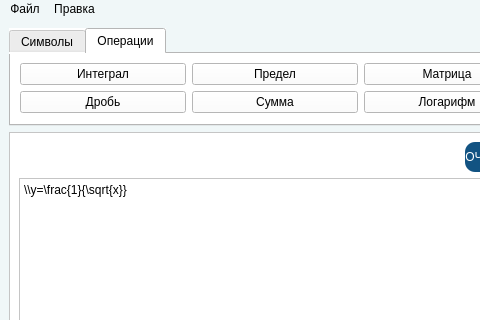
The window that design.ui (case-math-editor/math-editor) describes before a commit, drawn with Qt 5; both pictures show x 0 to 480 and y 0 to 320 of the 576 by 450 pixel window.
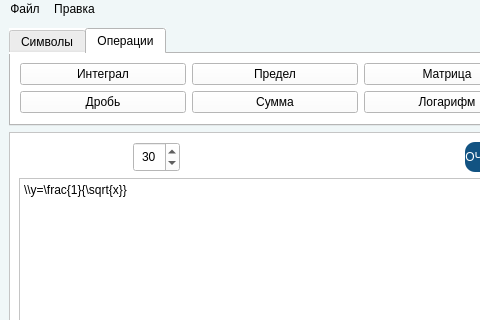
The same window after the commit. The open tabs and pages were chosen to show the change. Icons and pictures are not drawn.

Commit message: font size spin box added

Diff of the .ui file:
```diff
--- a/design.ui
+++ b/design.ui
@@ -160,6 +160,46 @@
            </property>
           </widget>
          </item>
+         <item>
+          <widget class="QSpinBox" name="fontsizeBox">
+           <property name="sizePolicy">
+            <sizepolicy hsizetype="Minimum" vsizetype="Preferred">
+             <horstretch>0</horstretch>
+             <verstretch>0</verstretch>
+            </sizepolicy>
+           </property>
+           <property name="minimumSize">
+            <size>
+             <width>0</width>
+             <height>14</height>
+            </size>
+           </property>
+           <property name="alignment">
+            <set>Qt::AlignCenter</set>
+           </property>
+           <property name="buttonSymbols">
+            <enum>QAbstractSpinBox::UpDownArrows</enum>
+           </property>
+           <property name="correctionMode">
+            <enum>QAbstractSpinBox::CorrectToNearestValue</enum>
+           </property>
+           <property name="minimum">
+            <number>10</number>
+           </property>
+           <property name="maximum">
+            <number>100</number>
+           </property>
+           <property name="singleStep">
+            <number>2</number>
+           </property>
+           <property name="value">
+            <number>30</number>
+           </property>
+           <property name="displayIntegerBase">
+            <number>10</number>
+           </property>
+          </widget>
+         </item>
          <item>
           <spacer name="horizontalSpacer_2">
            <property name="orientation">
```
Left out of the diff: 2 changed lines with no effect on the pictures. The commit also changes 2 other files.
